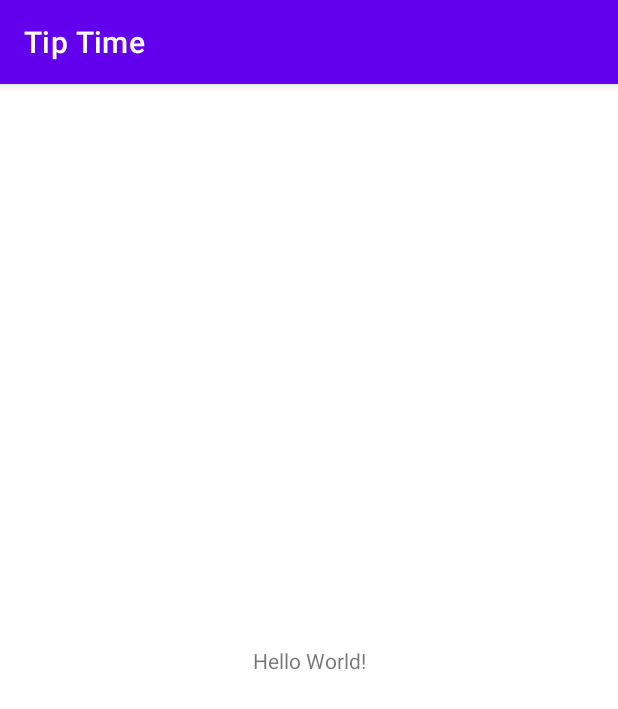
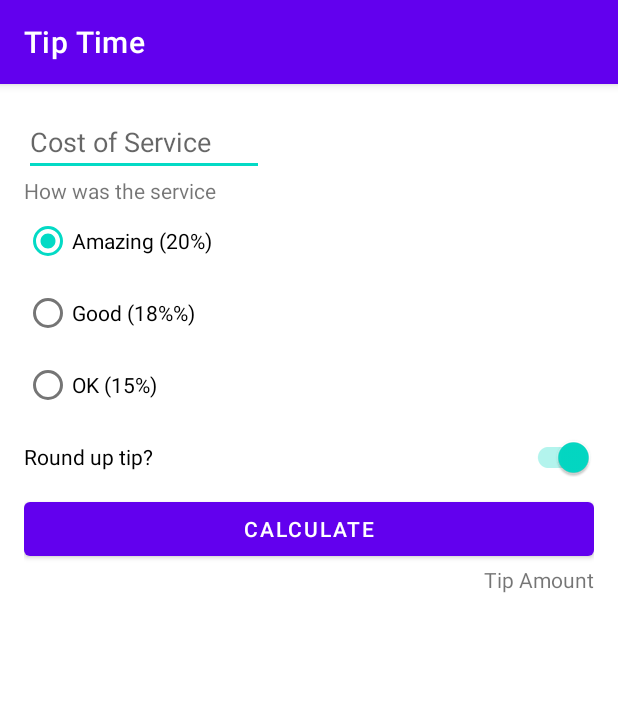
Before and after one commit to thiagoasb/tip-time, an Android app: the screen it shows after launch (MainActivity), on a phone screen of 412 x 824 dp. Shown: the top 709 px of the screen. Run offline under Robolectric (Android 15) with nearby library versions, the phone set to English and light mode, and no system bars.

Commit message:
create the app layout and activate biding feature on gradle file

```diff
--- a/app/build.gradle
+++ b/app/build.gradle
@@ -29,6 +29,10 @@ android {
     kotlinOptions {
         jvmTarget = '1.8'
     }
+    buildFeatures {
+        viewBinding = true
+    }
+
 }
 
 dependencies {
--- a/app/src/main/res/layout/activity_main.xml
+++ b/app/src/main/res/layout/activity_main.xml
@@ -4,15 +4,79 @@
     xmlns:tools="http://schemas.android.com/tools"
     android:layout_width="match_parent"
     android:layout_height="match_parent"
+    android:padding="16dp"
     tools:context=".MainActivity">
 
+    <EditText
+        android:id="@+id/cost_of_service"
+        android:layout_width="160dp"
+        android:layout_height="wrap_content"
+        android:hint="@string/cost_of_service"
+        android:inputType="numberDecimal"
+        app:layout_constraintStart_toStartOf="parent"
+        app:layout_constraintTop_toTopOf="parent" />
+
     <TextView
+        android:id="@+id/service_question"
         android:layout_width="wrap_content"
         android:layout_height="wrap_content"
-        android:text="Hello World!"
-        app:layout_constraintBottom_toBottomOf="parent"
-        app:layout_constraintLeft_toLeftOf="parent"
-        app:layout_constraintRight_toRightOf="parent"
-        app:layout_constraintTop_toTopOf="parent" />
+        android:text="@string/how_was_the_service"
+        app:layout_constraintStart_toStartOf="parent"
+        app:layout_constraintTop_toBottomOf="@+id/cost_of_service" />
+
+    <RadioGroup
+        android:id="@+id/tip_options"
+        android:layout_width="wrap_content"
+        android:layout_height="wrap_content"
+        android:checkedButton="@id/option_twenty_percent"
+        app:layout_constraintStart_toStartOf="parent"
+        app:layout_constraintTop_toBottomOf="@+id/service_question">
+
+        <RadioButton
+            android:id="@+id/option_twenty_percent"
+            android:layout_width="wrap_content"
+            android:layout_height="wrap_content"
+            android:text="@string/amazing_service" />
+
+        <RadioButton
+            android:id="@+id/option_eighteen_percent"
+            android:layout_width="wrap_content"
+            android:layout_height="wrap_content"
+            android:text="@string/good_service" />
+
+        <RadioButton
+            android:id="@+id/option_fifteen_percent"
+            android:layout_width="wrap_content"
+            android:layout_height="wrap_content"
+            android:text="@string/ok_service" />
+    </RadioGroup>
+
+    <androidx.appcompat.widget.SwitchCompat
+        android:id="@+id/round_up_switch"
+        android:layout_width="0dp"
+        android:layout_height="wrap_content"
+        android:checked="true"
+        android:text="@string/round_up_tip"
+        app:layout_constraintEnd_toEndOf="parent"
+        app:layout_constraintStart_toStartOf="@+id/tip_options"
+        app:layout_constraintTop_toBottomOf="@+id/tip_options" />
+
+    <Button
+        android:id="@+id/calculate_button"
+        android:layout_width="0dp"
+        android:layout_height="wrap_content"
+        android:text="@string/calculate"
+        app:layout_constraintEnd_toEndOf="parent"
+        app:layout_constraintStart_toStartOf="@+id/round_up_switch"
+        app:layout_constraintTop_toBottomOf="@+id/round_up_switch" />
+
+    <TextView
+        android:id="@+id/tip_result"
+        android:layout_width="wrap_content"
+        android:layout_height="wrap_content"
+        android:text="@string/tip_amount"
+        app:layout_constraintEnd_toEndOf="parent"
+        app:layout_constraintTop_toBottomOf="@+id/calculate_button" />
+
 
 </androidx.constraintlayout.widget.ConstraintLayout>
--- a/app/src/main/res/values/strings.xml
+++ b/app/src/main/res/values/strings.xml
@@ -1,3 +1,11 @@
 <resources>
     <string name="app_name">Tip Time</string>
+    <string name="cost_of_service">Cost of Service</string>
+    <string name="how_was_the_service">How was the service</string>
+    <string name="amazing_service">Amazing (20%)</string>
+    <string name="good_service">Good (18%%)</string>
+    <string name="ok_service">OK (15%)</string>
+    <string name="round_up_tip">Round up tip?</string>
+    <string name="calculate">Calculate</string>
+    <string name="tip_amount">Tip Amount</string>
 </resources>
```
